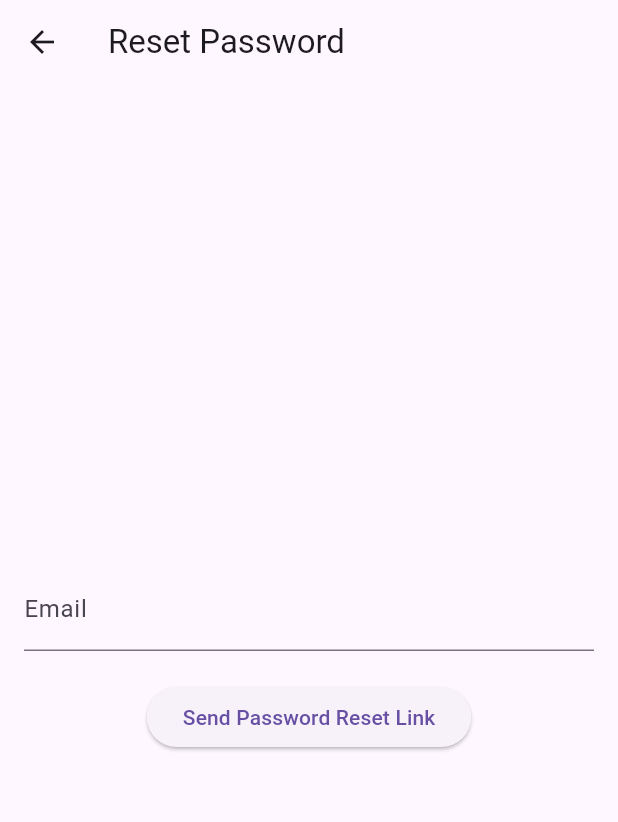
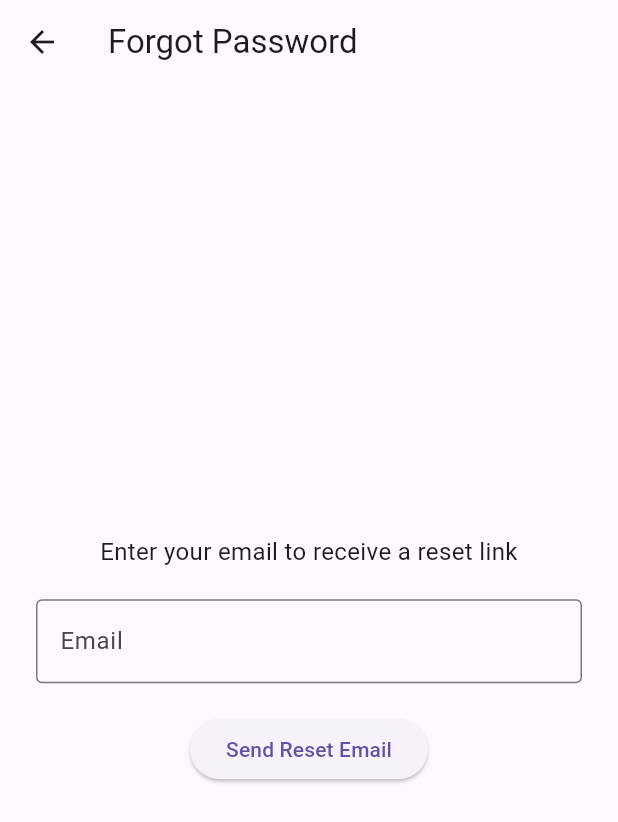
Before and after one commit to ThePropellerSalmon/events_pa, a Flutter app: the screen it shows after launch, after a tap on "I forgot my password", on a phone screen of 412 x 824 dp. Shown: the top 822 px of the screen. Run offline on Flutter 3.47's test engine with Material 3 defaults, Android fonts, the phone set to English and light mode, and no system bars; our stand-ins replace app_links, supabase_flutter; accounts and stored records are empty.

Commit message:
Worked on reset password page

```diff
--- a/events_pa/lib/auth_page.dart
+++ b/events_pa/lib/auth_page.dart
@@ -12,6 +12,20 @@ class _AuthPageState extends State<AuthPage> {
   final _emailController = TextEditingController();
   final _passwordController = TextEditingController();
   bool _isLoading = false;
+
+    @override
+  void initState() {
+    super.initState();
+
+    // Supabase.instance.client.auth.onAuthStateChange.listen((data) {
+    //   final session = data.session;
+    //   final event = data.event;
+
+    //   if (event == AuthChangeEvent.passwordRecovery && session != null) {
+    //     Navigator.pushReplacementNamed(context, '/update-password');
+    //   }
+    // });
+  }
 
   // Login function
   Future<void> _login() async {
@@ -88,7 +102,7 @@ class _AuthPageState extends State<AuthPage> {
             ),
             TextButton(
               onPressed: () {
-                Navigator.pushNamed(context, '/reset-password');
+                Navigator.pushNamed(context, '/forgot-password');
               },
               child: const Text('I forgot my password'),
             ),
--- /dev/null
+++ b/events_pa/lib/forgot_password_page.dart
@@ -0,0 +1,93 @@
+import 'package:flutter/material.dart';
+import 'package:supabase_flutter/supabase_flutter.dart';
+
+class ForgotPasswordPage extends StatefulWidget {
+  const ForgotPasswordPage({Key? key}) : super(key: key);
+
+  @override
+  State<ForgotPasswordPage> createState() => _ForgotPasswordPageState();
+}
+
+class _ForgotPasswordPageState extends State<ForgotPasswordPage> {
+  final _emailController = TextEditingController();
+
+  @override
+  void initState() {
+    super.initState();
+
+    // This will listen for the deep link triggered from the password reset email
+    Supabase.instance.client.auth.onAuthStateChange.listen((data) {
+      final AuthChangeEvent event = data.event;
+      final Session? session = data.session;
+
+      print('AuthChangeEvent: $event');
+
+      if (session != null) {
+        print('Session Access Token: ${session.accessToken}');
+        print('Session Refresh Token: ${session.refreshToken}');
+      } else {
+        print('No session found');
+      }
+
+      if (event == AuthChangeEvent.passwordRecovery) {
+        print('Password recovery event triggered');
+        // Navigate to the password update screen
+        Navigator.of(context).pushNamed('/update-password');
+      }
+    });
+  }
+
+  Future<void> _sendResetEmail() async {
+    final email = _emailController.text.trim();
+
+    if (email.isEmpty) return;
+
+    try {
+      await Supabase.instance.client.auth.resetPasswordForEmail(
+        email,
+        redirectTo: 'io.supabase.events_pa://update-password/', // Your custom scheme
+      );
+      ScaffoldMessenger.of(context).showSnackBar(
+        const SnackBar(content: Text('Password reset email sent.')),
+      );
+    } catch (e) {
+      ScaffoldMessenger.of(context).showSnackBar(
+        SnackBar(content: Text('Error: ${e.toString()}')),
+      );
+    }
+  }
+
+  @override
+  Widget build(BuildContext context) {
+    return Scaffold(
+      appBar: AppBar(title: const Text('Forgot Password')),
+      body: Padding(
+        padding: const EdgeInsets.all(24.0),
+        child: Column(
+          mainAxisAlignment: MainAxisAlignment.center,
+          children: [
+            const Text(
+              'Enter your email to receive a reset link',
+              style: TextStyle(fontSize: 16),
+              textAlign: TextAlign.center,
+            ),
+            const SizedBox(height: 20),
+            TextField(
+              controller: _emailController,
+              decoration: const InputDecoration(
+                labelText: 'Email',
+                border: OutlineInputBorder(),
+              ),
+              keyboardType: TextInputType.emailAddress,
+            ),
+            const SizedBox(height: 20),
+            ElevatedButton(
+              onPressed: _sendResetEmail,
+              child: const Text('Send Reset Email'),
+            ),
+          ],
+        ),
+      ),
+    );
+  }
+}
--- a/events_pa/lib/main.dart
+++ b/events_pa/lib/main.dart
@@ -1,17 +1,32 @@
 import 'package:flutter/material.dart';
 import 'package:supabase_flutter/supabase_flutter.dart';
+
+// Pages
 import 'auth_page.dart';
 import 'signup_page.dart';
-import 'reset_password_page.dart';
+import 'reset_password_temp_page.dart';
+import 'account_page.dart';
+import 'forgot_password_page.dart';
+import 'update_password_page.dart'; // Add this if not already
+
+final GlobalKey<NavigatorState> navigatorKey = GlobalKey<NavigatorState>();
 
 void main() async {
   WidgetsFlutterBinding.ensureInitialized();
 
-  //Initialize Supabase
+  // Initialize Supabase
   await Supabase.initialize(
     url: 'https://eclzdvaxrevuktnfrbkq.supabase.co',
     anonKey: 'eyJhbGciOiJIUzI1NiIsInR5cCI6IkpXVCJ9.eyJpc3MiOiJzdXBhYmFzZSIsInJlZiI6ImVjbHpkdmF4cmV2dWt0bmZyYmtxIiwicm9sZSI6ImFub24iLCJpYXQiOjE3NDI3NzUyNDgsImV4cCI6MjA1ODM1MTI0OH0.pH3_ThyRKgu-qfTwwukHTc5EiyWjyW-eD60OhHmNZN0',
   );
+
+  // Listen for deep link password recovery
+  Supabase.instance.client.auth.onAuthStateChange.listen((data) {
+    final event = data.event;
+    if (event == AuthChangeEvent.passwordRecovery) {
+      navigatorKey.currentState?.pushNamed('/update-password');
+    }
+  });
 
   runApp(const MainApp());
 }
@@ -22,12 +37,29 @@ class MainApp extends StatelessWidget {
   @override
   Widget build(BuildContext context) {
     return MaterialApp(
+      navigatorKey: navigatorKey, // important for deep link nav
       initialRoute: '/',
-      routes: {
-        '/': (context) => const AuthPage(),
-        '/signup': (context) => const SignupPage(),
-        '/reset-password': (context) => const ResetPasswordPage(),
-        // Add other routes as needed
+      onGenerateRoute: (settings) {
+        switch (settings.name) {
+          case '/':
+            return MaterialPageRoute(builder: (context) => const AuthPage());
+          case '/signup':
+            return MaterialPageRoute(builder: (context) => const SignupPage());
+          case '/reset-password-temp':
+            return MaterialPageRoute(builder: (context) => const ResetPasswordTempPage());
+          case '/account':
+            return MaterialPageRoute(builder: (context) => const AccountPage());
+          case '/forgot-password':
+            return MaterialPageRoute(builder: (context) => const ForgotPasswordPage());
+          case '/update-password':
+            return MaterialPageRoute(builder: (context) => const UpdatePasswordPage());
+          default:
+            return MaterialPageRoute(
+              builder: (context) => const Scaffold(
+                body: Center(child: Text('Page not found')),
+              ),
+            );
+        }
       },
     );
   }
--- a/events_pa/lib/reset_password_page.dart
+++ /dev/null
@@ -1,72 +0,0 @@
-import 'package:flutter/material.dart';
-import 'package:supabase_flutter/supabase_flutter.dart';
-
-class ResetPasswordPage extends StatefulWidget {
-  const ResetPasswordPage({super.key});
-
-  @override
-  State<ResetPasswordPage> createState() => _ResetPasswordPageState();
-}
-
-class _ResetPasswordPageState extends State<ResetPasswordPage> {
-  final _emailController = TextEditingController();
-  bool _isLoading = false;
-
-  // Reset password function
-  Future<void> _resetPassword() async {
-    setState(() {
-      _isLoading = true;
-    });
-
-    try {
-      // Attempt to reset the password
-      await Supabase.instance.client.auth.resetPasswordForEmail(_emailController.text);
-
-      setState(() {
-        _isLoading = false;
-      });
-
-      // Success: password reset link sent
-      ScaffoldMessenger.of(context).showSnackBar(
-        const SnackBar(content: Text("The password reset link has been sent to your email")),
-      );
-      Navigator.pop(context);
-    } catch (error) {
-      setState(() {
-        _isLoading = false;
-      });
-
-      // Catch and handle errors (e.g., invalid email or other errors)
-      ScaffoldMessenger.of(context).showSnackBar(
-        SnackBar(content: Text('Error: $error')),
-      );
-    }
-  }
-
-  @override
-  Widget build(BuildContext context) {
-    return Scaffold(
-      appBar: AppBar(title: const Text('Reset Password')),
-      body: Padding(
-        padding: const EdgeInsets.all(16.0),
-        child: Column(
-          mainAxisAlignment: MainAxisAlignment.center,
-          children: [
-            TextField(
-              controller: _emailController,
-              decoration: const InputDecoration(labelText: 'Email'),
-              keyboardType: TextInputType.emailAddress,
-            ),
-            const SizedBox(height: 20),
-            ElevatedButton(
-              onPressed: _isLoading ? null : _resetPassword,
-              child: _isLoading
-                  ? const CircularProgressIndicator()
-                  : const Text('Send Password Reset Link'),
-            ),
-          ],
-        ),
-      ),
-    );
-  }
-}
--- a/events_pa/pubspec.yaml
+++ b/events_pa/pubspec.yaml
@@ -11,6 +11,8 @@ dependencies:
     sdk: flutter
   supabase_flutter: ^2.8.4
   flutter_validator: ^0.1.0+2
+  # supabase_auth_ui: ^0.5.4
+  app_links: ^3.5.1
 
 dev_dependencies:
   flutter_test:
```
Also changed, not shown: events_pa/lib/account_page.dart (added, +31 -0 lines), events_pa/lib/reset_password_temp_page.dart (added, +146 -0 lines), events_pa/lib/signup_page.dart (+137 -38 lines), events_pa/lib/update_password_page.dart (added, +113 -0 lines), events_pa/pubspec.lock, 3 other files.
